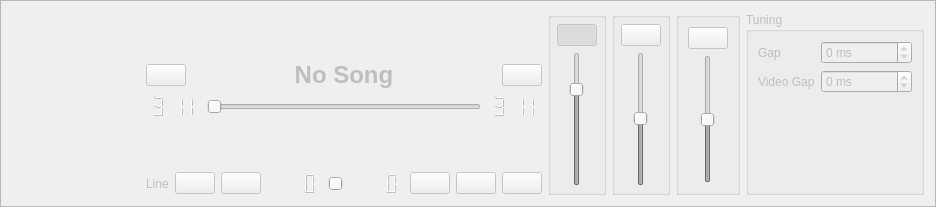
First picture: the form in ui/mediaplayer.ui, repository mhaehnel/UltraEdit, before the edit.
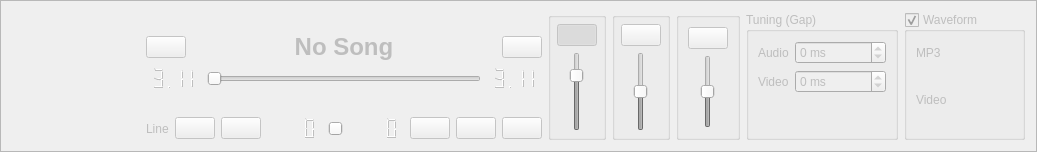
Second picture: the form after the edit. Icons and pictures are not drawn.

Commit message:
Added waveform visualization for video and mp3 This should help sync them up.
There is a responsiveness issue when generating the waveform data
Currently the game does not start midi again after pause and might crash
Waveform rendering uses quite some CPU resources. Disable if you run into issues

Patch:
```diff
--- a/ui/mediaplayer.ui
+++ b/ui/mediaplayer.ui
@@ -9,8 +9,8 @@
    <rect>
     <x>0</x>
     <y>0</y>
-    <width>901</width>
-    <height>207</height>
+    <width>969</width>
+    <height>151</height>
    </rect>
   </property>
   <property name="windowTitle">
@@ -25,7 +25,7 @@
   <property name="frameShadow">
    <enum>QFrame::Raised</enum>
   </property>
-  <layout class="QHBoxLayout" name="horizontalLayout_2">
+  <layout class="QHBoxLayout" name="horizontalLayout_2" stretch="0,1,0,0,0,0,1">
    <item>
     <layout class="QVBoxLayout" name="verticalLayout_3">
      <item>
@@ -506,7 +506,7 @@
       <bool>false</bool>
      </property>
      <property name="title">
-      <string>Tuning</string>
+      <string>Tuning (Gap)</string>
      </property>
      <layout class="QFormLayout" name="formLayout">
       <property name="labelAlignment">
@@ -515,7 +515,7 @@
       <item row="0" column="0">
        <widget class="QLabel" name="label_2">
         <property name="text">
-         <string>Gap</string>
+         <string>Audio</string>
         </property>
        </widget>
       </item>
@@ -547,7 +547,7 @@
       <item row="1" column="0">
        <widget class="QLabel" name="label_3">
         <property name="text">
-         <string>Video Gap</string>
+         <string>Video</string>
         </property>
        </widget>
       </item>
@@ -572,7 +572,74 @@
          <number>999999</number>
         </property>
         <property name="singleStep">
-         <number>100</number>
+         <number>1</number>
+        </property>
+       </widget>
+      </item>
+     </layout>
+    </widget>
+   </item>
+   <item>
+    <widget class="QGroupBox" name="waveForm">
+     <property name="title">
+      <string>Waveform</string>
+     </property>
+     <property name="checkable">
+      <bool>true</bool>
+     </property>
+     <layout class="QFormLayout" name="formLayout_2">
+      <property name="fieldGrowthPolicy">
+       <enum>QFormLayout::ExpandingFieldsGrow</enum>
+      </property>
+      <item row="0" column="0">
+       <widget class="QLabel" name="label_4">
+        <property name="text">
+         <string>MP3</string>
+        </property>
+       </widget>
+      </item>
+      <item row="0" column="1">
+       <widget class="QLabel" name="MP3Trace">
+        <property name="sizePolicy">
+         <sizepolicy hsizetype="Expanding" vsizetype="Expanding">
+          <horstretch>1</horstretch>
+          <verstretch>1</verstretch>
+         </sizepolicy>
+        </property>
+        <property name="minimumSize">
+         <size>
+          <width>60</width>
+          <height>0</height>
+         </size>
+        </property>
+        <property name="text">
+         <string/>
+        </property>
+       </widget>
+      </item>
+      <item row="1" column="1">
+       <widget class="QLabel" name="videoTrace">
+        <property name="sizePolicy">
+         <sizepolicy hsizetype="Expanding" vsizetype="Expanding">
+          <horstretch>1</horstretch>
+          <verstretch>1</verstretch>
+         </sizepolicy>
+        </property>
+        <property name="minimumSize">
+         <size>
+          <width>60</width>
+          <height>0</height>
+         </size>
+        </property>
+        <property name="text">
+         <string/>
+        </property>
+       </widget>
+      </item>
+      <item row="1" column="0">
+       <widget class="QLabel" name="label_5">
+        <property name="text">
+         <string>Video</string>
         </property>
        </widget>
       </item>
```
Left out of the diff: 2 changed lines with no effect on the pictures. The commit also changes 5 other files.
